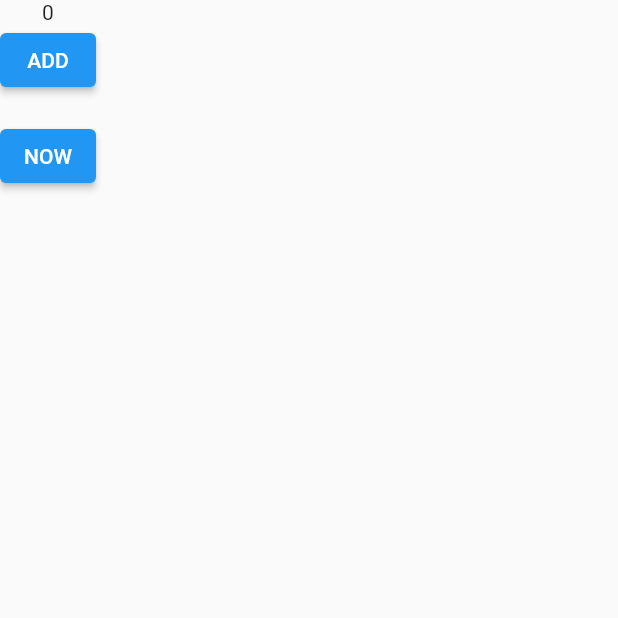
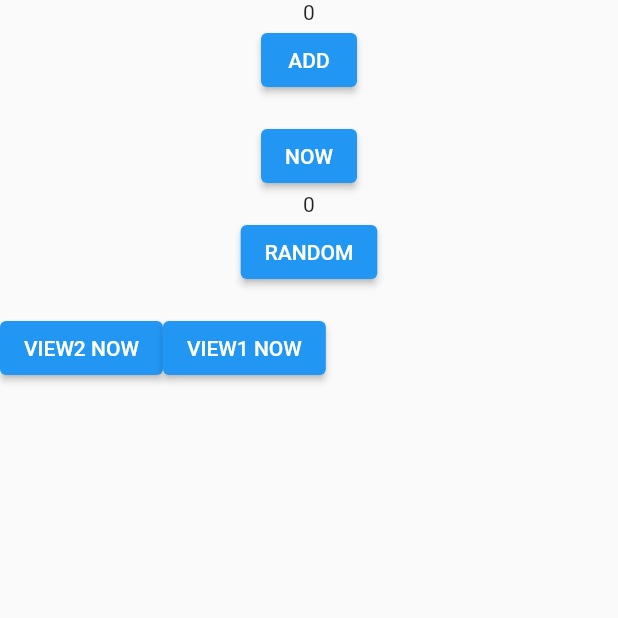
Before and after one commit to clong1995/getx, a Flutter app: the screen it shows after launch, on a phone screen of 412 x 824 dp, the top half of it. Run offline on Flutter 3.47's test engine with Material 2 defaults, Android fonts, the phone set to English and light mode, and no system bars.

Commit message:
增加夸组件调用支持

```diff
--- a/lib/comp/getx/logic.dart
+++ b/lib/comp/getx/logic.dart
@@ -31,6 +31,8 @@
     return LogicDict.get<T>();
   }
 
+  E find<E>() => LogicDict.get<E>();
+
   Widget builder({
     String? id,
     required Widget Function() builder,
--- /dev/null
+++ b/lib/page/comp/view1/logic.dart
@@ -0,0 +1,20 @@
+import '../view2/logic.dart';
+import '/comp/getx/logic.dart';
+import 'state.dart';
+
+class View1Logic extends Logic<View1Logic> {
+  final View1State state = View1State();
+
+  void onPressed() {
+    find<View2Logic>().now();
+  }
+
+  void now() {
+    state.datetime = DateTime.now().toString();
+    print("view1 now");
+    update();
+  }
+
+  @override
+  View1Logic put() => getPut(this);
+}
--- /dev/null
+++ b/lib/page/comp/view1/state.dart
@@ -0,0 +1,3 @@
+class View1State{
+  String datetime = "";
+}
--- /dev/null
+++ b/lib/page/comp/view1/view.dart
@@ -0,0 +1,22 @@
+import 'package:flutter/material.dart';
+import 'logic.dart';
+
+class View1View extends StatelessWidget {
+  const View1View({Key? key}) : super(key: key);
+
+  @override
+  Widget build(BuildContext context) {
+    final View1Logic logic = View1Logic().put();
+    return Column(
+      children: [
+        logic.builder(
+          builder: ()=>Text(logic.state.datetime),
+        ),
+        ElevatedButton(
+          onPressed: logic.onPressed,
+          child: const Text("VIEW2 NOW"),
+        ),
+      ],
+    );
+  }
+}
--- /dev/null
+++ b/lib/page/comp/view2/logic.dart
@@ -0,0 +1,20 @@
+import '../view1/logic.dart';
+import '/comp/getx/logic.dart';
+import 'state.dart';
+
+class View2Logic extends Logic<View2Logic> {
+  final View2State state = View2State();
+
+  void onPressed() {
+    find<View1Logic>().now();
+  }
+
+  void now(){
+    state.datetime = DateTime.now().toString();
+    print("view2 now");
+    update();
+  }
+
+  @override
+  View2Logic put() => getPut(this);
+}
--- /dev/null
+++ b/lib/page/comp/view2/state.dart
@@ -0,0 +1,3 @@
+class View2State{
+  String datetime = "";
+}
--- /dev/null
+++ b/lib/page/comp/view2/view.dart
@@ -0,0 +1,22 @@
+import 'package:flutter/material.dart';
+import 'logic.dart';
+
+class View2View extends StatelessWidget {
+  const View2View({Key? key}) : super(key: key);
+
+  @override
+  Widget build(BuildContext context) {
+    final View2Logic logic = View2Logic().put();
+    return Column(
+      children: [
+        logic.builder(
+          builder: ()=>Text(logic.state.datetime),
+        ),
+        ElevatedButton(
+          onPressed: logic.onPressed,
+          child: const Text("VIEW1 NOW"),
+        ),
+      ],
+    );
+  }
+}
--- a/lib/page/logic.dart
+++ b/lib/page/logic.dart
@@ -1,3 +1,5 @@
+import 'dart:math';
+
 import '/comp/getx/logic.dart';
 import 'state.dart';
 
@@ -13,6 +15,11 @@
     update(["datetime"]);
   }
 
+  void onRandomPressed() {
+    state.random = Random().nextInt(100);
+    update();
+  }
+
   @override
   MyLogic put() => getPut(this);
 }
--- a/lib/page/state.dart
+++ b/lib/page/state.dart
@@ -1,4 +1,5 @@
 class MyState{
   int count = 0;
   String datetime = "";
+  int random = 0;
 }
--- a/lib/page/view.dart
+++ b/lib/page/view.dart
@@ -1,4 +1,6 @@
 import 'package:flutter/material.dart';
+import 'comp/view1/view.dart';
+import 'comp/view2/view.dart';
 import 'logic.dart';
 
 class MyView extends StatelessWidget {
@@ -26,6 +28,19 @@
           onPressed: logic.onNowPressed,
           child: const Text("NOW"),
         ),
+        logic.builder(
+          builder: ()=>Text("${logic.state.random}"),
+        ),
+        ElevatedButton(
+          onPressed: logic.onRandomPressed,
+          child: const Text("RANDOM"),
+        ),
+        Row(
+          children: const [
+            View1View(),
+            View2View(),
+          ],
+        )
       ],
     );
   }
```
